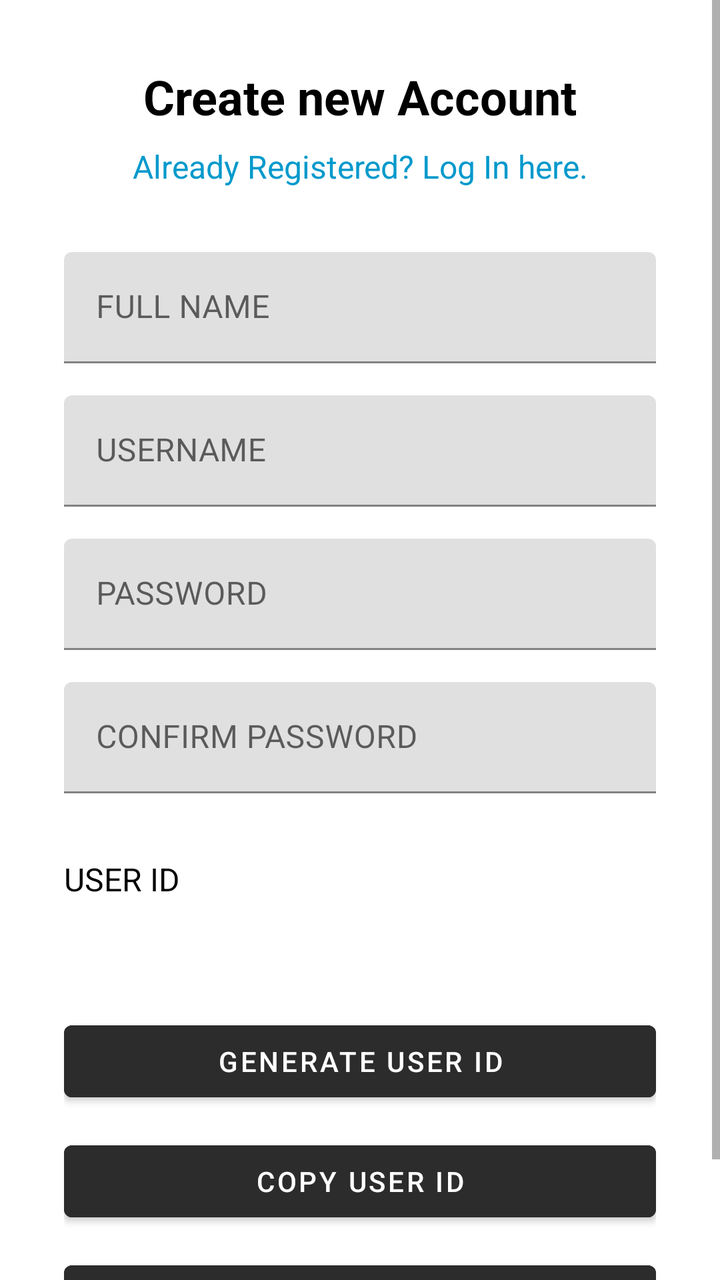
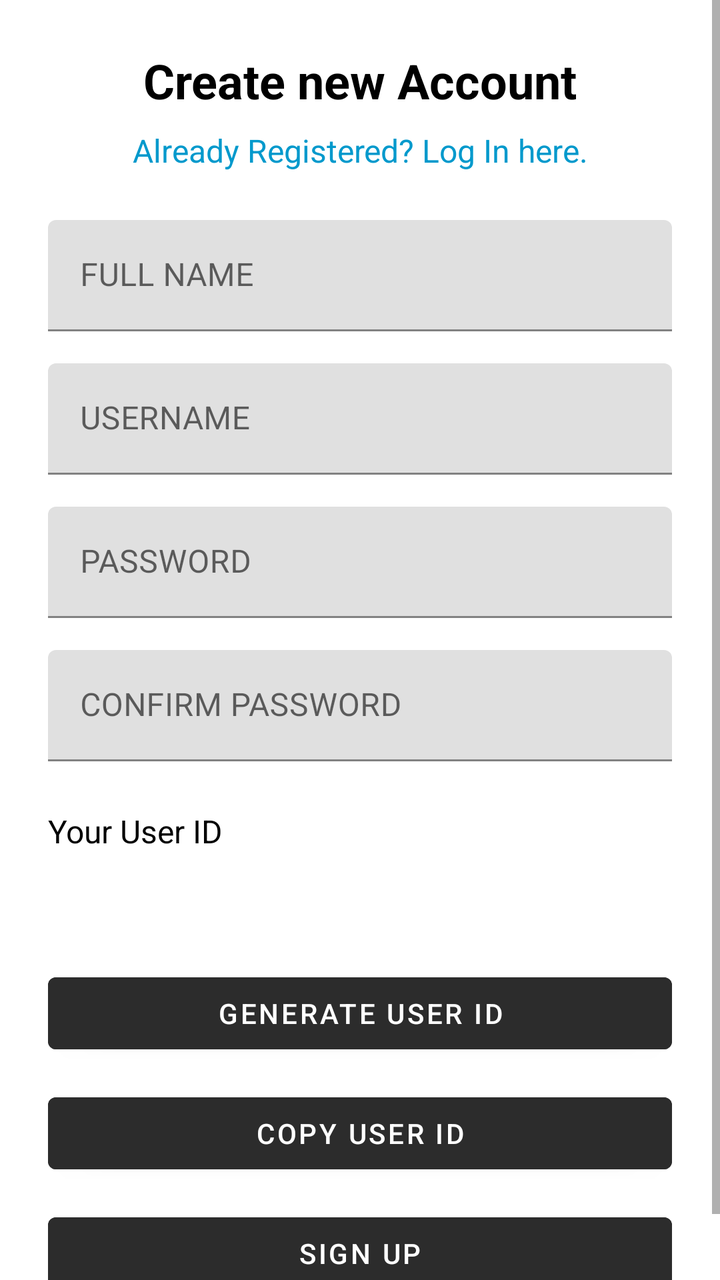

The first picture is an Android layout as it rendered before a commit; the second is the same layout after the commit. The layout source and the unified diff follow.
<!-- AndroidManifest.xml: application theme Theme.HarmonieBudget -->
<!-- res/layout/activity_register.xml -->
<?xml version="1.0" encoding="utf-8"?>
<ScrollView
    xmlns:android="http://schemas.android.com/apk/res/android"
    xmlns:app="http://schemas.android.com/apk/res-auto"
    android:layout_width="match_parent"
    android:layout_height="match_parent"
    android:fillViewport="true">
    <androidx.constraintlayout.widget.ConstraintLayout
        android:layout_width="match_parent"
        android:layout_height="wrap_content"
        android:padding="32dp"
        android:background="@color/white">

        
        <TextView
            android:id="@+id/tv_register_title"
            android:layout_width="wrap_content"
            android:layout_height="wrap_content"
            android:text="Create new Account"
            android:textSize="24sp"
            android:textStyle="bold"
            app:layout_constraintTop_toTopOf="parent"
            app:layout_constraintStart_toStartOf="parent"
            app:layout_constraintEnd_toEndOf="parent" />

        
        <TextView
            android:id="@+id/tv_already_registered"
            android:layout_width="wrap_content"
            android:layout_height="wrap_content"
            android:text="Already Registered? Log In here."
            android:textSize="16sp"
            android:textColor="@android:color/holo_blue_dark"
            android:layout_marginTop="8dp"
            app:layout_constraintTop_toBottomOf="@id/tv_register_title"
            app:layout_constraintStart_toStartOf="parent"
            app:layout_constraintEnd_toEndOf="parent" />

        
        <com.google.android.material.textfield.TextInputLayout
            android:id="@+id/til_name"
            android:layout_width="0dp"
            android:layout_height="wrap_content"
            android:layout_marginTop="32dp"
            app:layout_constraintTop_toBottomOf="@id/tv_already_registered"
            app:layout_constraintStart_toStartOf="parent"
            app:layout_constraintEnd_toEndOf="parent">
            <com.google.android.material.textfield.TextInputEditText
                android:id="@+id/et_name"
                android:layout_width="match_parent"
                android:layout_height="wrap_content"
                android:hint="FULL NAME"
                android:textColor="@android:color/black" />
        </com.google.android.material.textfield.TextInputLayout>

        
        <com.google.android.material.textfield.TextInputLayout
            android:id="@+id/til_username"
            android:layout_width="0dp"
            android:layout_height="wrap_content"
            android:layout_marginTop="16dp"
            app:layout_constraintTop_toBottomOf="@id/til_name"
            app:layout_constraintStart_toStartOf="parent"
            app:layout_constraintEnd_toEndOf="parent">
            <com.google.android.material.textfield.TextInputEditText
                android:id="@+id/et_username"
                android:layout_width="match_parent"
                android:layout_height="wrap_content"
                android:hint="USERNAME"
                android:textColor="@android:color/black" />
        </com.google.android.material.textfield.TextInputLayout>

        
        <com.google.android.material.textfield.TextInputLayout
            android:id="@+id/til_password"
            android:layout_width="0dp"
            android:layout_height="wrap_content"
            android:layout_marginTop="16dp"
            app:layout_constraintTop_toBottomOf="@id/til_username"
            app:layout_constraintStart_toStartOf="parent"
            app:layout_constraintEnd_toEndOf="parent">
            <com.google.android.material.textfield.TextInputEditText
                android:id="@+id/et_password"
                android:layout_width="match_parent"
                android:layout_height="wrap_content"
                android:hint="PASSWORD"
                android:inputType="textPassword"
                android:textColor="@android:color/black" />
        </com.google.android.material.textfield.TextInputLayout>

        
        <com.google.android.material.textfield.TextInputLayout
            android:id="@+id/til_confirm_password"
            android:layout_width="0dp"
            android:layout_height="wrap_content"
            android:layout_marginTop="16dp"
            app:layout_constraintTop_toBottomOf="@id/til_password"
            app:layout_constraintStart_toStartOf="parent"
            app:layout_constraintEnd_toEndOf="parent">
            <com.google.android.material.textfield.TextInputEditText
                android:id="@+id/et_confirm_password"
                android:layout_width="match_parent"
                android:layout_height="wrap_content"
                android:hint="CONFIRM PASSWORD"
                android:inputType="textPassword"
                android:textColor="@android:color/black" />
        </com.google.android.material.textfield.TextInputLayout>

        
        <TextView
            android:id="@+id/tv_user_id_label"
            android:layout_width="wrap_content"
            android:layout_height="wrap_content"
            android:text="USER ID"
            android:textSize="16sp"
            android:layout_marginTop="32dp"
            app:layout_constraintTop_toBottomOf="@id/til_confirm_password"
            app:layout_constraintStart_toStartOf="parent" />

        <TextView
            android:id="@+id/tv_generated_user_id"
            android:layout_width="0dp"
            android:layout_height="wrap_content"
            android:textSize="18sp"
            android:textStyle="bold"
            android:layout_marginTop="8dp"
            app:layout_constraintTop_toBottomOf="@id/tv_user_id_label"
            app:layout_constraintStart_toStartOf="parent"
            app:layout_constraintEnd_toEndOf="parent" />

        
        <Button
            android:id="@+id/btn_generate_user_id"
            android:layout_width="0dp"
            android:layout_height="wrap_content"
            android:text="Generate User ID"
            android:minHeight="48dp"
            android:backgroundTint="#2C2C2C"
            android:textColor="#FFFFFF"
            android:layout_marginTop="24dp"
            app:layout_constraintTop_toBottomOf="@id/tv_generated_user_id"
            app:layout_constraintStart_toStartOf="parent"
            app:layout_constraintEnd_toEndOf="parent" />

        
        <Button
            android:id="@+id/btn_copy_user_id"
            android:layout_width="0dp"
            android:layout_height="wrap_content"
            android:text="Copy User ID"
            android:minHeight="48dp"
            android:backgroundTint="#2C2C2C"
            android:textColor="#FFFFFF"
            android:layout_marginTop="12dp"
            app:layout_constraintTop_toBottomOf="@id/btn_generate_user_id"
            app:layout_constraintStart_toStartOf="parent"
            app:layout_constraintEnd_toEndOf="parent" />

        
        <Button
            android:id="@+id/btn_register"
            android:layout_width="0dp"
            android:layout_height="wrap_content"
            android:text="Sign up"
            android:minHeight="48dp"
            android:backgroundTint="#2C2C2C"
            android:textColor="#FFFFFF"
            android:layout_marginTop="12dp"
            app:layout_constraintTop_toBottomOf="@id/btn_copy_user_id"
            app:layout_constraintStart_toStartOf="parent"
            app:layout_constraintEnd_toEndOf="parent" />

    </androidx.constraintlayout.widget.ConstraintLayout>
</ScrollView>
<!-- resources referenced by this layout -->
<resources>
  <color name="white">#FFFFFFFF</color>
  <style name="Theme.HarmonieBudget" parent="Theme.MaterialComponents.DayNight.NoActionBar">
  
          
          <item name="colorPrimary">@color/purple_500</item>
  
          
          <item name="colorPrimaryVariant">@color/purple_700</item>
  
          
          <item name="colorSecondary">@color/teal_200</item>
  
          
          <item name="android:windowBackground">@color/white</item>
  
          
          <item name="android:textColor">@android:color/black</item>
  
      </style>
  <color name="purple_500">#FF6200EE</color>
  <color name="purple_700">#FF3700B3</color>
  <color name="teal_200">#FF03DAC5</color>
</resources>

<!-- the commit's change to res/layout/activity_register.xml (unified diff, before → after) -->
@@ -8,7 +8,7 @@
     <androidx.constraintlayout.widget.ConstraintLayout
         android:layout_width="match_parent"
         android:layout_height="wrap_content"
-        android:padding="32dp"
+        android:padding="24dp"
         android:background="@color/white">
 
         
@@ -16,7 +16,7 @@
             android:id="@+id/tv_register_title"
             android:layout_width="wrap_content"
             android:layout_height="wrap_content"
-            android:text="Create new Account"
+            android:text="@string/create_new_account"
             android:textSize="24sp"
             android:textStyle="bold"
             app:layout_constraintTop_toTopOf="parent"
@@ -28,7 +28,7 @@
             android:id="@+id/tv_already_registered"
             android:layout_width="wrap_content"
             android:layout_height="wrap_content"
-            android:text="Already Registered? Log In here."
+            android:text="@string/already_registered_log_in"
             android:textSize="16sp"
             android:textColor="@android:color/holo_blue_dark"
             android:layout_marginTop="8dp"
@@ -41,7 +41,7 @@
             android:id="@+id/til_name"
             android:layout_width="0dp"
             android:layout_height="wrap_content"
-            android:layout_marginTop="32dp"
+            android:layout_marginTop="24dp"
             app:layout_constraintTop_toBottomOf="@id/tv_already_registered"
             app:layout_constraintStart_toStartOf="parent"
             app:layout_constraintEnd_toEndOf="parent">
@@ -49,7 +49,7 @@
                 android:id="@+id/et_name"
                 android:layout_width="match_parent"
                 android:layout_height="wrap_content"
-                android:hint="FULL NAME"
+                android:hint="@string/full_name_hint"
                 android:textColor="@android:color/black" />
         </com.google.android.material.textfield.TextInputLayout>
 
@@ -66,7 +66,7 @@
                 android:id="@+id/et_username"
                 android:layout_width="match_parent"
                 android:layout_height="wrap_content"
-                android:hint="USERNAME"
+                android:hint="@string/username_hint"
                 android:textColor="@android:color/black" />
         </com.google.android.material.textfield.TextInputLayout>
 
@@ -83,7 +83,7 @@
                 android:id="@+id/et_password"
                 android:layout_width="match_parent"
                 android:layout_height="wrap_content"
-                android:hint="PASSWORD"
+                android:hint="@string/password_hint"
                 android:inputType="textPassword"
                 android:textColor="@android:color/black" />
         </com.google.android.material.textfield.TextInputLayout>
@@ -101,7 +101,7 @@
                 android:id="@+id/et_confirm_password"
                 android:layout_width="match_parent"
                 android:layout_height="wrap_content"
-                android:hint="CONFIRM PASSWORD"
+                android:hint="@string/confirm_password_hint"
                 android:inputType="textPassword"
                 android:textColor="@android:color/black" />
         </com.google.android.material.textfield.TextInputLayout>
@@ -111,9 +111,9 @@
             android:id="@+id/tv_user_id_label"
             android:layout_width="wrap_content"
             android:layout_height="wrap_content"
-            android:text="USER ID"
+            android:text="@string/user_id_label"
             android:textSize="16sp"
-            android:layout_marginTop="32dp"
+            android:layout_marginTop="24dp"
             app:layout_constraintTop_toBottomOf="@id/til_confirm_password"
             app:layout_constraintStart_toStartOf="parent" />
 
@@ -133,7 +133,7 @@
             android:id="@+id/btn_generate_user_id"
             android:layout_width="0dp"
             android:layout_height="wrap_content"
-            android:text="Generate User ID"
+            android:text="@string/generate_user_id_button"
             android:minHeight="48dp"
             android:backgroundTint="#2C2C2C"
             android:textColor="#FFFFFF"
@@ -147,7 +147,7 @@
             android:id="@+id/btn_copy_user_id"
             android:layout_width="0dp"
             android:layout_height="wrap_content"
-            android:text="Copy User ID"
+            android:text="@string/copy_user_id_button"
             android:minHeight="48dp"
             android:backgroundTint="#2C2C2C"
             android:textColor="#FFFFFF"
@@ -161,7 +161,7 @@
             android:id="@+id/btn_register"
             android:layout_width="0dp"
             android:layout_height="wrap_content"
-            android:text="Sign up"
+            android:text="@string/sign_up_button"
             android:minHeight="48dp"
             android:backgroundTint="#2C2C2C"
             android:textColor="#FFFFFF"
<!-- resource entries referenced after the edit -->
@@ -1,6 +1,16 @@
 <!-- resources referenced by this layout -->
 <resources>
   <color name="white">#FFFFFFFF</color>
+  <string name="already_registered_log_in">Already Registered? Log In here.</string>
+  <string name="confirm_password_hint">CONFIRM PASSWORD</string>
+  <string name="copy_user_id_button">Copy User ID</string>
+  <string name="create_new_account">Create new Account</string>
+  <string name="full_name_hint">FULL NAME</string>
+  <string name="generate_user_id_button">Generate User ID</string>
+  <string name="password_hint">PASSWORD</string>
+  <string name="sign_up_button">Sign up</string>
+  <string name="user_id_label">USER ID</string>
+  <string name="username_hint">USERNAME</string>
   <style name="Theme.HarmonieBudget" parent="Theme.MaterialComponents.DayNight.NoActionBar">
   
           
